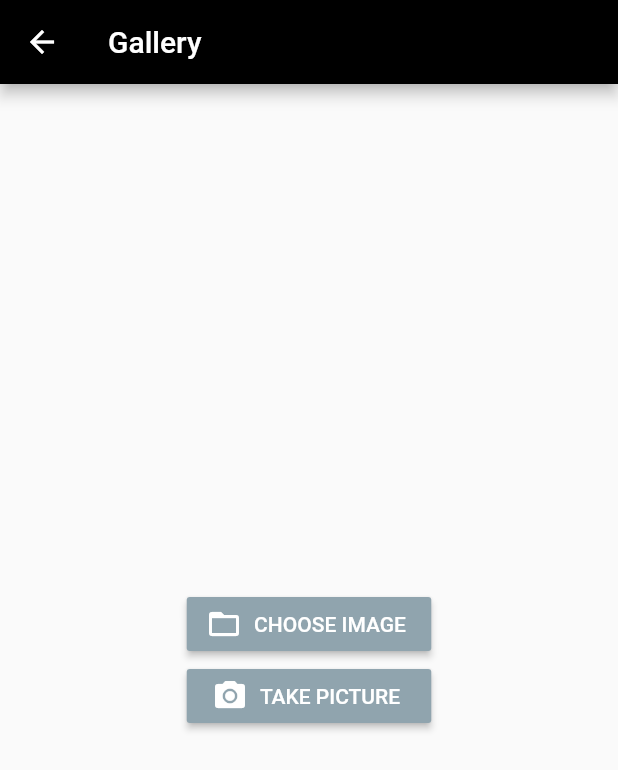
After one commit to youssef-chanane/salonProject, a Flutter app: the GalleryForm screen opened directly, on a phone screen of 412 x 824 dp. The commit adds this screen. Shown: the top 770 px of the screen. Run offline on Flutter 3.47's test engine with Material 2 defaults, Android fonts, the phone set to English and light mode, and no system bars; our stand-ins replace dio, flutter_secure_storage, image_picker; accounts and stored records are empty.

Commit message:
store image

```diff
--- a/lib/main.dart
+++ b/lib/main.dart
@@ -1,11 +1,15 @@
+// import 'dart:js';
+
 import 'package:flutter/material.dart';
-import 'package:flutter_laravel/screens/barber/service_screen.dart';
+import 'package:flutter_laravel/screens/barber/gallery_form.dart';
+import 'package:flutter_laravel/screens/barber/service_form.dart';
 import 'package:flutter_laravel/screens/home_screen.dart';
 import 'package:flutter_laravel/screens/login_screen.dart';
 import 'package:flutter_laravel/screens/map_screen.dart';
-import 'package:flutter_laravel/screens/barber/salon_screen.dart';
+import 'package:flutter_laravel/screens/barber/salon_form.dart';
 import 'package:flutter_laravel/screens/signup_screen.dart';
 import 'package:flutter_laravel/services/auth.dart';
+import 'package:flutter_laravel/services/gallery.dart';
 import 'package:flutter_laravel/services/salon.dart';
 import 'package:provider/provider.dart';
 
@@ -15,6 +19,7 @@ void main() {
       providers: [
         ChangeNotifierProvider(create: (context) => Auth()),
         ChangeNotifierProvider(create: (context) => Salon()),
+        ChangeNotifierProvider(create: (context)=>Gallery()),
       ],
       child: MyApp(),
     ),
--- /dev/null
+++ b/lib/screens/barber/gallery_form.dart
@@ -0,0 +1,123 @@
+// import 'dart:html';
+import 'dart:io';
+import 'package:flutter/material.dart';
+import 'package:flutter_laravel/services/gallery.dart';
+import 'package:image_picker/image_picker.dart';
+import 'package:provider/provider.dart';
+
+class GalleryForm extends StatefulWidget {
+  const GalleryForm({ Key key }) : super(key: key);
+
+  @override
+  _GalleryFormState createState() => _GalleryFormState();
+}
+
+class _GalleryFormState extends State<GalleryForm> {
+  File uploadimage; //variable for choosed file
+
+  Future<void> chooseImage() async {
+        final choosedimage = await ImagePicker.pickImage(source: ImageSource.gallery);
+
+        //set source: ImageSource.camera to get image from camera
+
+        setState(() {
+            uploadimage = File(choosedimage.path);
+        });
+  }
+  Future<void> takePicture() async {
+        final choosedimage = await ImagePicker.pickImage(source: ImageSource.camera);
+        //set source: ImageSource.camera to get image from camera
+
+        setState(() {
+            uploadimage = File(choosedimage.path);
+        });
+  }
+  @override
+  Widget build(BuildContext context) {
+       return Scaffold(
+          appBar: AppBar(
+            leading: BackButton(),
+            title:
+                Text('Gallery', style: TextStyle(color: Colors.white)),
+            backgroundColor: Colors.black,
+          ),
+         body:Center(
+           child: Container(
+               height:300,
+               alignment: Alignment.center,
+               child:Column(
+                      mainAxisAlignment: MainAxisAlignment.center, //content alignment to center
+                      children: <Widget>[
+                          Container(  //show image here after choosing image
+                              child:uploadimage == null?
+                                 Container(): //if uploadimage is null then show empty container
+                                 Container(   //elese show image here
+                                    child: SizedBox(
+                                       height:150,
+                                       child:Image.file(uploadimage) //load image from file
+                                    )
+                                 )
+                          ),
+
+                          Container(
+                            width: 163,
+
+                              //show upload button after choosing image
+                            child:uploadimage == null?
+                                 Container(): //if uploadimage is null then show empty container
+                                 Container(   //elese show uplaod button
+                                    child:RaisedButton.icon(
+                                      onPressed: (){
+                                        // print(uploadimage);
+                                        Provider.of<Gallery>(context, listen: false)
+                                           .store(uploadimage.path);
+                                        // print(uploadimage);
+                                        // Navigator.push(
+                                        //     context,
+                                        //     MaterialPageRoute(
+                                        //         builder: (context) =>
+                                        //             ()));
+                                          // uploadImage();
+                                          //start uploading image
+                                      },
+                                      icon: Icon(Icons.file_upload),
+                                      label: Text("UPLOAD IMAGE"),
+                                      color: Colors.blueGrey[300],
+                                      colorBrightness: Brightness.dark,
+                                      //set brghtness to dark, because deepOrangeAccent is darker coler
+                                      //so that its text color is light
+                                    )
+                                 )
+                          ),
+
+                          Container(
+                            width: 163,
+                            child: RaisedButton.icon(
+                              onPressed: (){
+                                  chooseImage(); // call choose image function
+                              },
+                              icon:Icon(Icons.folder_open),
+                              label: Text("CHOOSE IMAGE"),
+                              color: Colors.blueGrey[300],
+                              colorBrightness: Brightness.dark,
+                            ),
+                          ),
+                          Container(
+                            width: 163,
+                            child: RaisedButton.icon(
+                              onPressed: (){
+                                  takePicture(); // call choose image function
+                              },
+                              icon:Icon(Icons.camera_alt),
+                              label: Text("TAKE PICTURE"),
+                              color: Colors.blueGrey[300],
+                              colorBrightness: Brightness.dark,
+                            ),
+                          )
+                ],),
+            ),
+         ),
+    );
+
+  }
+}
--- a/lib/screens/barber/salon_screen.dart
+++ b/lib/screens/barber/salon_form.dart
@@ -1,5 +1,5 @@
 import 'package:flutter/material.dart';
-import 'package:flutter_laravel/screens/barber/service_screen.dart';
+import 'package:flutter_laravel/screens/barber/service_form.dart';
 import 'package:flutter_laravel/screens/home_screen.dart';
 import 'package:flutter_laravel/screens/views/palatte.dart';
 import 'package:flutter_laravel/screens/views/widgets.dart';
--- a/lib/screens/barber/service_screen.dart
+++ b/lib/screens/barber/service_form.dart
@@ -1,6 +1,6 @@
 import 'package:flutter/cupertino.dart';
 import 'package:flutter/material.dart';
-import 'package:flutter_laravel/screens/barber/barber_screen.dart';
+import 'package:flutter_laravel/screens/barber/barber_form.dart';
 import 'package:flutter_laravel/screens/views/palatte.dart';
 import 'package:flutter_laravel/screens/views/widgets.dart';
 import 'package:flutter_laravel/services/salon.dart';
--- a/lib/screens/signup_screen.dart
+++ b/lib/screens/signup_screen.dart
@@ -20,10 +20,10 @@ class _SignUpState extends State<SignUp> {
   List<String> _errors=[' '];
     @override
   void initState() {
-    _emailController.text = 'sarbone@gmail.com';
+    _emailController.text = 'sarbone21@gmail.com';
     _namecontroller.text = 'youssef';
-    _passwordController.text = 'password';
-    _password2Controller.text = 'password';
+    _passwordController.text = '1234';
+    _password2Controller.text = '1234';
 
     super.initState();
   }
```
Also changed, not shown: lib/screens/login_screen.dart (+4 -3 lines), lib/screens/map_screen.dart (+40 -40 lines), lib/services/gallery.dart (added, +44 -0 lines), lib/services/image.dart (deleted, +0 -20 lines), pubspec.yaml (+6 -6 lines), lib/screens/barber/barber_form.dart (renamed from lib/screens/barber/barber_screen.dart), lib/screens/barber/image_screen.dart (deleted), lib/services/dio.dart (line endings or trailing spaces), pubspec.lock.
